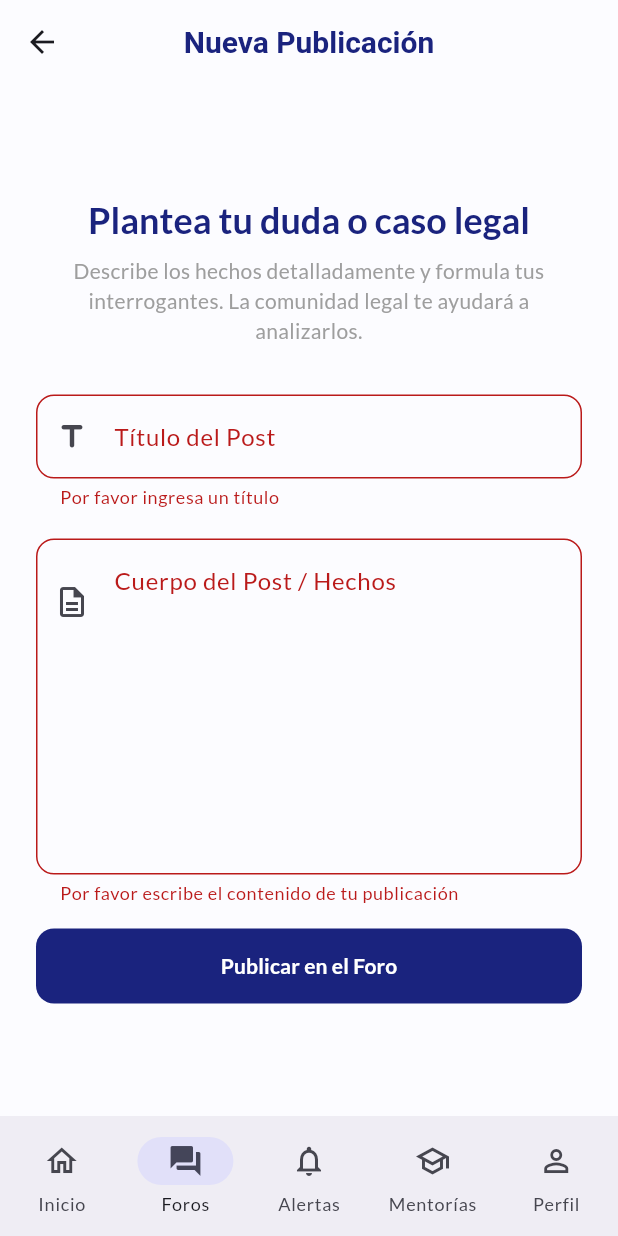
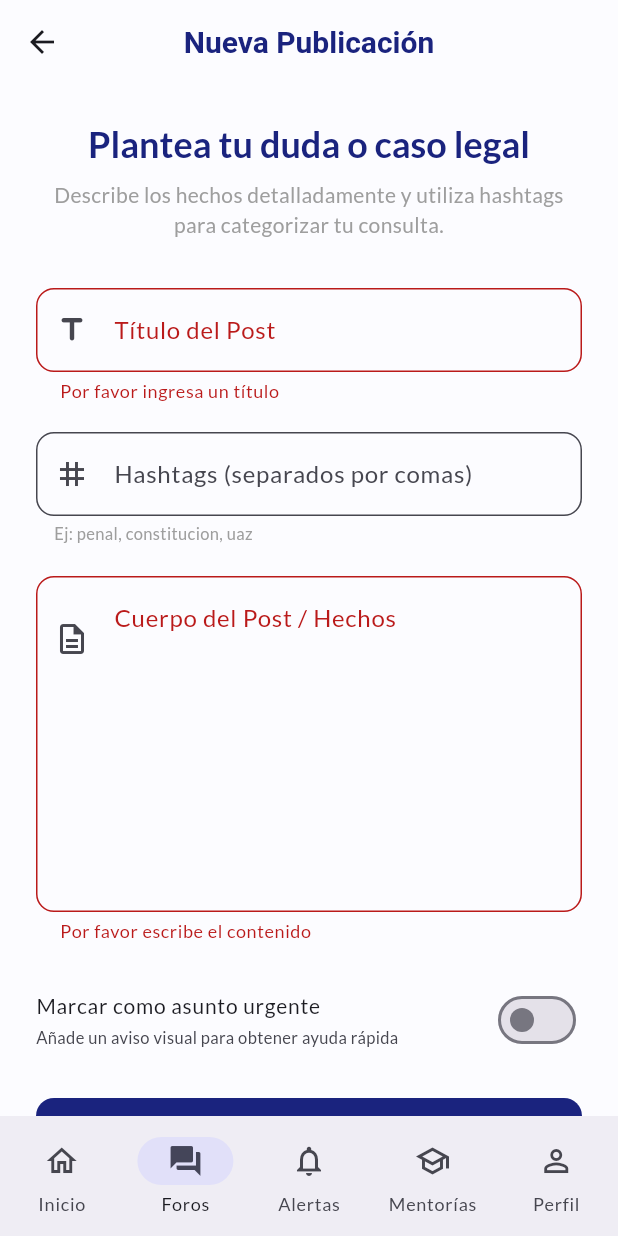
Before and after one commit to KIFUEL/Iuszac, a Flutter app: the NewPostView screen opened by its route, after a tap on "Publicar en el Foro", on a phone screen of 412 x 824 dp. Run offline on Flutter 3.47's test engine with Material 3 defaults, Android fonts, the phone set to English and light mode, and no system bars; our stand-ins replace flutter_riverpod, go_router, google_fonts, supabase_flutter; accounts and stored records are empty.

Commit message:
Actualización de creación de posts: soporte para hashtags y marcador de urgencia

```diff
--- a/lib/services/database_service.dart
+++ b/lib/services/database_service.dart
@@ -32,7 +32,7 @@ class DatabaseService {
     return (response as List).map((json) => ForumPost.fromJson(json)).toList();
   }
 
-  Future<ForumPost> createForumPost(String title, String content) async {
+  Future<ForumPost> createForumPost(String title, String content, {List<String> tags = const [], bool isUrgent = false}) async {
     final userId = _supabase.auth.currentUser?.id;
     if (userId == null) throw Exception('Inicia sesión para poder publicar');
 
@@ -42,6 +42,8 @@ class DatabaseService {
           'title': title,
           'content': content,
           'user_id': userId,
+          'tags': tags,
+          'is_urgent': isUrgent,
         })
         .select('*, profiles(*)')
         .single();
--- a/lib/views/forum/new_post_view.dart
+++ b/lib/views/forum/new_post_view.dart
@@ -15,6 +15,8 @@ class _NewPostViewState extends ConsumerState<NewPostView> {
   final _formKey = GlobalKey<FormState>();
   final _titleController = TextEditingController();
   final _contentController = TextEditingController();
+  final _tagsController = TextEditingController();
+  bool _isUrgent = false;
   bool _isLoading = false;
   String? _errorMessage;
 
@@ -22,6 +24,7 @@ class _NewPostViewState extends ConsumerState<NewPostView> {
   void dispose() {
     _titleController.dispose();
     _contentController.dispose();
+    _tagsController.dispose();
     super.dispose();
   }
 
@@ -34,10 +37,19 @@ class _NewPostViewState extends ConsumerState<NewPostView> {
     });
 
     try {
+      // Procesar hashtags: limpiar, quitar '#' extras y filtrar vacíos
+      final tags = _tagsController.text
+          .split(',')
+          .map((t) => t.trim().replaceAll('#', ''))
+          .where((t) => t.isNotEmpty)
+          .toList();
+
       final dbService = ref.read(databaseServiceProvider);
       await dbService.createForumPost(
         _titleController.text.trim(),
         _contentController.text.trim(),
+        tags: tags,
+        isUrgent: _isUrgent,
       );
 
       // Invalida el provider para que refresque la lista de posts del foro
@@ -67,6 +79,8 @@ class _NewPostViewState extends ConsumerState<NewPostView> {
 
   @override
   Widget build(BuildContext context) {
+    final colorScheme = Theme.of(context).colorScheme;
+
     return Scaffold(
       appBar: AppBar(
         title: const Text('Nueva Publicación'),
@@ -89,37 +103,45 @@ class _NewPostViewState extends ConsumerState<NewPostView> {
                     'Plantea tu duda o caso legal',
                     style: Theme.of(context).textTheme.headlineSmall?.copyWith(
                           fontWeight: FontWeight.bold,
-                          color: Theme.of(context).colorScheme.primary,
+                          color: colorScheme.primary,
                         ),
                     textAlign: TextAlign.center,
                   ),
                   const SizedBox(height: 8),
                   const Text(
-                    'Describe los hechos detalladamente y formula tus interrogantes. La comunidad legal te ayudará a analizarlos.',
+                    'Describe los hechos detalladamente y utiliza hashtags para categorizar tu consulta.',
                     style: TextStyle(color: Colors.grey),
                     textAlign: TextAlign.center,
                   ),
                   const SizedBox(height: 32),
 
                   // Campo de Título
-                  TextFormField(
+                  LawTextField(
+                    label: 'Título del Post',
+                    icon: Icons.title_rounded,
                     controller: _titleController,
-                    decoration: InputDecoration(
-                      labelText: 'Título del Post',
-                      prefixIcon: const Icon(Icons.title_rounded),
-                      border: OutlineInputBorder(borderRadius: BorderRadius.circular(12)),
-                      filled: true,
-                      fillColor: Theme.of(context).colorScheme.surface,
-                    ),
                     validator: (value) {
                       if (value == null || value.trim().isEmpty) {
                         return 'Por favor ingresa un título';
                       }
-                      if (value.length < 5) {
-                        return 'El título debe tener al menos 5 caracteres';
-                      }
                       return null;
                     },
+                  ),
+                  const SizedBox(height: 20),
+
+                  // Campo de Hashtags
+                  LawTextField(
+                    label: 'Hashtags (separados por comas)',
+                    icon: Icons.tag,
+                    controller: _tagsController,
+                    keyboardType: TextInputType.text,
+                  ),
+                  const Padding(
+                    padding: EdgeInsets.only(left: 12, top: 4),
+                    child: Text(
+                      'Ej: penal, constitucion, uaz',
+                      style: TextStyle(color: Colors.grey, fontSize: 11),
+                    ),
                   ),
                   const SizedBox(height: 20),
 
@@ -136,25 +158,34 @@ class _NewPostViewState extends ConsumerState<NewPostView> {
                       alignLabelWithHint: true,
                       border: OutlineInputBorder(borderRadius: BorderRadius.circular(12)),
                       filled: true,
-                      fillColor: Theme.of(context).colorScheme.surface,
+                      fillColor: colorScheme.surface,
                     ),
                     validator: (value) {
                       if (value == null || value.trim().isEmpty) {
-                        return 'Por favor escribe el contenido de tu publicación';
-                      }
-                      if (value.length < 15) {
-                        return 'El contenido es demasiado corto (mínimo 15 caracteres)';
+                        return 'Por favor escribe el contenido';
                       }
                       return null;
                     },
                   ),
                   const SizedBox(height: 16),
 
+                  // Interruptor de Urgencia
+                  SwitchListTile(
+                    title: const Text('Marcar como asunto urgente', style: TextStyle(fontSize: 14)),
+                    subtitle: const Text('Añade un aviso visual para obtener ayuda rápida', style: TextStyle(fontSize: 11)),
+                    value: _isUrgent,
+                    activeColor: Colors.red,
+                    onChanged: (val) => setState(() => _isUrgent = val),
+                    contentPadding: EdgeInsets.zero,
+                  ),
+
+                  const SizedBox(height: 16),
+
                   // Error
                   if (_errorMessage != null) ...[
                     Text(
                       _errorMessage!,
-                      style: TextStyle(color: Theme.of(context).colorScheme.error, fontSize: 13),
+                      style: TextStyle(color: colorScheme.error, fontSize: 13),
                       textAlign: TextAlign.center,
                     ),
                     const SizedBox(height: 12),
```
